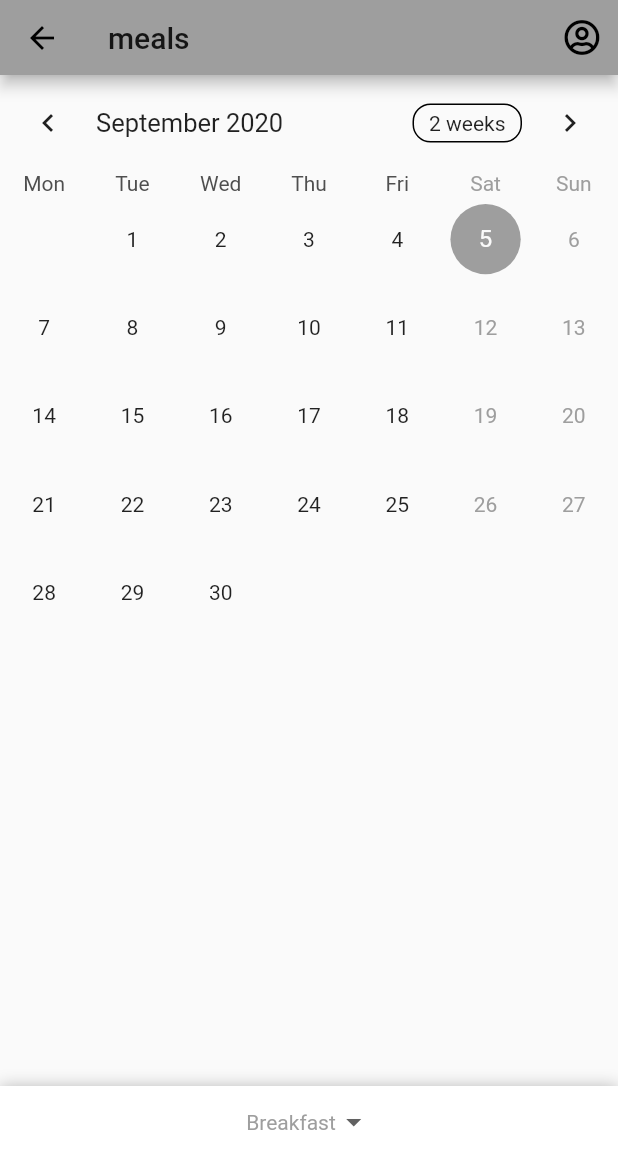
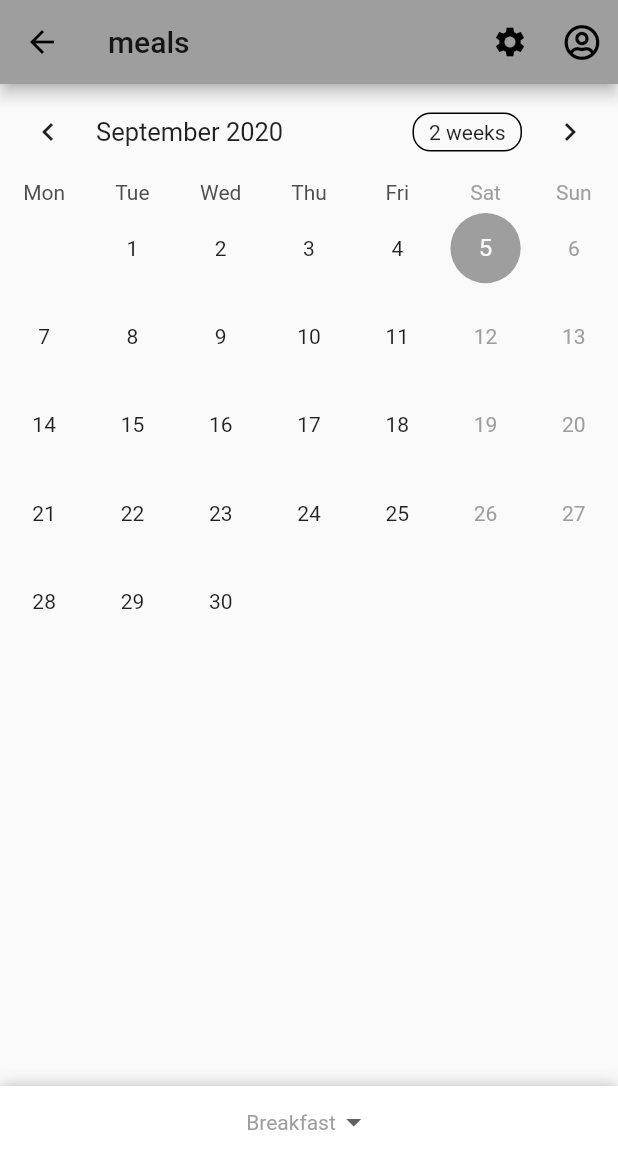
Before and after one commit to Michael-Equi/refectory, a Flutter app: the Meals screen opened directly with empty values, on a phone screen of 412 x 824 dp. Shown: the top 1169 px of the screen. Run offline on Flutter 3.47's test engine with Material 2 defaults, Android fonts, the phone set to English and light mode, and no system bars; drawn by our look-alikes of sliding_up_panel, table_calendar; our stand-ins replace cloud_firestore, firebase_analytics, firebase_auth, firebase_storage, flutter_datetime_picker, font_awesome_flutter and 4 more; missing offline and left inert: apple_sign_in, dash_chat, qr_code_scanner; accounts and stored records are empty.

Commit message:
Added basic managment page

```diff
--- a/lib/main.dart
+++ b/lib/main.dart
@@ -30,6 +30,7 @@ class MyApp extends StatelessWidget {
           '/profile': (context) => Profile(),
           '/meals': (context) => Meals(),
           '/register': (context) => RegisterEmail(),
+          '/management': (context) => CafeteriaManagementPage(),
         },
         theme: ThemeData(
           primarySwatch: Colors.grey,
--- a/lib/screens/meals.dart
+++ b/lib/screens/meals.dart
@@ -1,14 +1,15 @@
+import 'package:firebase_auth/firebase_auth.dart';
 import 'package:flutter/material.dart';
+import 'package:font_awesome_flutter/font_awesome_flutter.dart';
+import 'package:refectory/services/models.dart';
 import 'package:refectory/shared/shared.dart';
 import 'package:sliding_up_panel/sliding_up_panel.dart';
 import 'screens.dart';
 import 'package:provider/provider.dart';
 
 class MealsArguments {
-  final String cafeteriaUid;
-  final String message;
-
-  MealsArguments(this.cafeteriaUid, this.message);
+  final Cafeteria cafeteria;
+  MealsArguments(this.cafeteria);
 }
 
 class Meals extends StatelessWidget {
@@ -17,10 +18,23 @@ class Meals extends StatelessWidget {
   @override
   Widget build(BuildContext context) {
     final MealsArguments args = ModalRoute.of(context).settings.arguments;
-    print(args.cafeteriaUid);
+    FirebaseUser user = Provider.of<FirebaseUser>(context);
     return Scaffold(
-      appBar: RefectoryAppBar(
-        pageName: "meals",
+      appBar: AppBar(
+        title: Text("meals"),
+        actions: <Widget>[
+          args.cafeteria.ownerId == user.uid
+              ? IconButton(
+                  icon: Icon(Icons.settings),
+                  onPressed: () => Navigator.pushNamed(context, '/management',
+                      arguments: args.cafeteria),
+                )
+              : Container(),
+          IconButton(
+            icon: Icon(FontAwesomeIcons.userCircle),
+            onPressed: () => Navigator.pushNamed(context, '/profile'),
+          )
+        ],
       ),
       body: GestureDetector(
         onTap: () {
@@ -33,8 +47,8 @@ class Meals extends StatelessWidget {
             ),
           ],
           child: SlidingUpPanel(
-            panel: MealsPanel(cafeteriaId: args.cafeteriaUid),
-            body: MealsCalendar(cafeteriaId: args.cafeteriaUid),
+            panel: MealsPanel(cafeteriaId: args.cafeteria.uid),
+            body: MealsCalendar(cafeteriaId: args.cafeteria.uid),
             minHeight: 100,
           ),
         ),
--- a/lib/screens/screens.dart
+++ b/lib/screens/screens.dart
@@ -8,3 +8,4 @@ export 'qr.dart';
 export 'mealscalendar.dart';
 export 'mealspanel.dart';
 export 'createmeal.dart';
+export 'cafeteriamanagement.dart';
--- a/pubspec.yaml
+++ b/pubspec.yaml
@@ -45,6 +45,8 @@ dependencies:
   image_picker: 0.6.7+7
   qr_flutter: 3.2.0
 
+  flutter_datetime_picker: 1.4.0
+
 dev_dependencies:
   flutter_test:
     sdk: flutter
```
Also changed, not shown: lib/screens/cafeteriamanagement.dart (added, +155 -0 lines), lib/screens/cafeterias.dart (+12 -13 lines), pubspec.lock, 1 other file.
